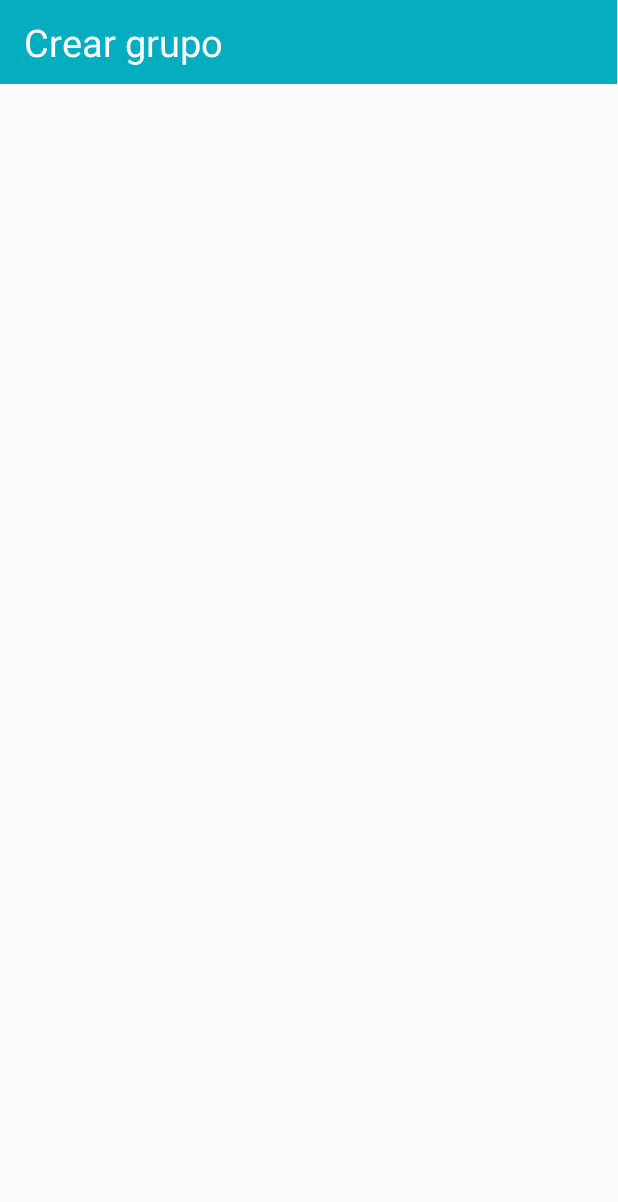
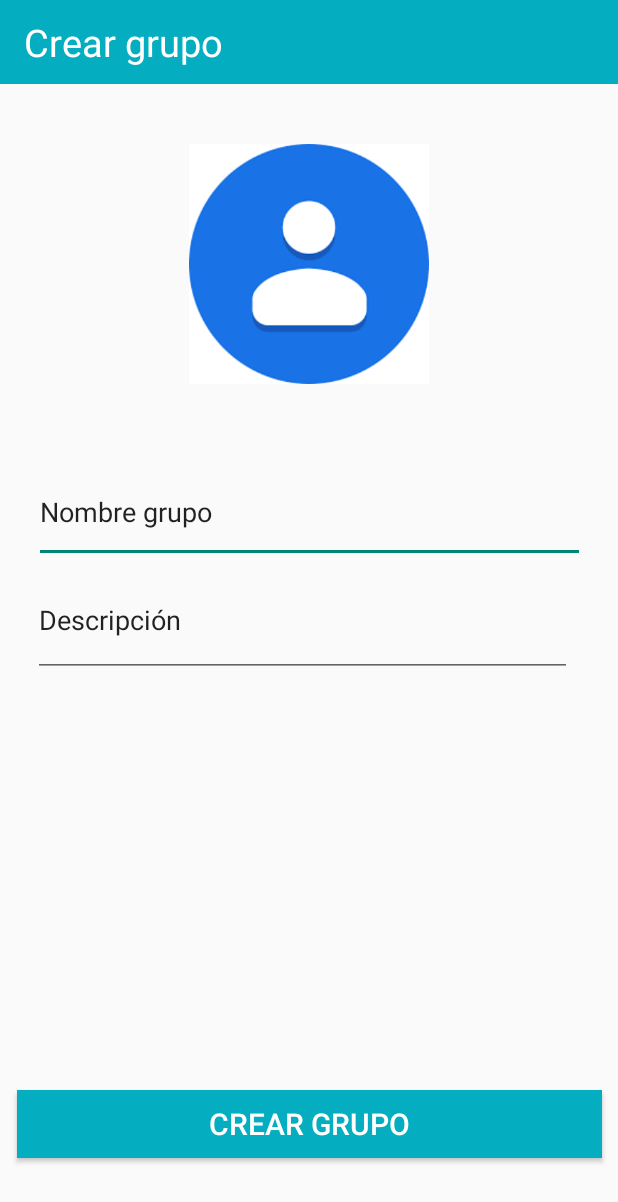
Before and after one commit to danielhuici/instantM, an Android app: the Chats screen opened directly, with no data from a screen before it, in the options menu, after a tap on "Crear grupo", on a phone screen of 412 x 824 dp. Shown: the top 1202 px of the screen. Run offline under Robolectric (Android 15) with nearby library versions, the phone set to English and light mode, and no system bars; our stand-ins replace Volley.

Commit message:
link create groups to mysql

```diff
--- a/app/src/main/AndroidManifest.xml
+++ b/app/src/main/AndroidManifest.xml
@@ -14,7 +14,6 @@
         android:icon="@drawable/ic_launcher"
         android:label="@string/app_name"
         android:theme="@style/AppTheme">
-        <activity android:name=".CreateGroupActivity"></activity>
         <activity android:name=".activity.EditGroupActivity" />
         <activity
             android:name=".activity.LoginActivity"
--- a/app/src/main/java/info/androidhive/loginandregistration/activity/Chats.java
+++ b/app/src/main/java/info/androidhive/loginandregistration/activity/Chats.java
@@ -54,7 +54,7 @@ public class Chats extends AppCompatActivity implements ActionBar.TabListener, V
         mViewPager.setAdapter(mSectionsPagerAdapter);
 
         TabLayout tabLayout = (TabLayout) findViewById(R.id.tabs);
-//        tabLayout.setupWithViewPager(mViewPager);
+        tabLayout.setupWithViewPager(mViewPager);
     }
 
     @Override
--- a/app/src/main/java/info/androidhive/loginandregistration/activity/EditGroupActivity.java
+++ b/app/src/main/java/info/androidhive/loginandregistration/activity/EditGroupActivity.java
@@ -40,12 +40,12 @@ public class EditGroupActivity extends Activity {
     @Override
     protected void onCreate(Bundle savedInstanceState) {
         super.onCreate(savedInstanceState);
-        setContentView(R.layout.activity_create_group);
+        setContentView(R.layout.activity_edit_group);
 
 
-     //   inputGroupName = (EditText) findViewById(R.id.group_name);
-//        buttonConfirm =  (Button) findViewById(R.id.button_edit_group);
-/*
+       inputGroupName = (EditText) findViewById(R.id.group_name);
+       buttonConfirm =  (Button) findViewById(R.id.button_edit_group);
+
         // Botón editar grupo
         buttonConfirm.setOnClickListener(new View.OnClickListener() {
 
@@ -66,16 +66,17 @@ public class EditGroupActivity extends Activity {
         });
 
         db = new SQLiteHandler(getApplicationContext());
-
-        */
     }
 
     private void storeGroup(final String name) {
         // Tag used to cancel the request
         String tag_string_req = "req_register";
 
+        pDialog = new ProgressDialog(this);
         pDialog.setMessage("Creando grupo...");
         showDialog();
+
+        final String username =  db.getCurrentUsername();
 
         StringRequest strReq = new StringRequest(Request.Method.POST,
                 AppConfig.URL_CREATE_GROUP, new Response.Listener<String>() {
@@ -88,12 +89,6 @@ public class EditGroupActivity extends Activity {
                     boolean error = jObj.getBoolean("error");
                     if (!error) {
                         // Insertar en SQLite
-
-                        JSONObject user = jObj.getJSONObject("user");
-                        String name = user.getString("name");
-
-
-                        db.addGroup(name);
 
                         Toast.makeText(getApplicationContext(), "¡Grupo creado exitosamente!", Toast.LENGTH_LONG).show();
 
@@ -128,6 +123,7 @@ public class EditGroupActivity extends Activity {
                 // Parámetros para la consulta POST <columna_db, variables>
                 Map<String, String> params = new HashMap<String, String>();
                 params.put("name", name);
+                params.put("username", username);
 
                 return params;
             }
--- a/app/src/main/java/info/androidhive/loginandregistration/activity/RegisterActivity.java
+++ b/app/src/main/java/info/androidhive/loginandregistration/activity/RegisterActivity.java
@@ -46,11 +46,6 @@ public class RegisterActivity extends AppCompatActivity{
     private ProgressDialog pDialog;
     private SessionManager session;
     private SQLiteHandler db;
-
-    private Calendar calendar;
-    private DatePickerDialog datePickerDialog;
-
-    private Date birthday;
 
     @Override
     public void onCreate(Bundle savedInstanceState) {
--- a/app/src/main/java/info/androidhive/loginandregistration/activity/TabAFragment.java
+++ b/app/src/main/java/info/androidhive/loginandregistration/activity/TabAFragment.java
@@ -22,6 +22,8 @@ public class TabAFragment extends Fragment {
         // Required empty public constructor
     }
 
+
+
     @Override
     public void onCreate(Bundle savedInstanceState) {
         super.onCreate(savedInstanceState);
@@ -45,7 +47,7 @@ public class TabAFragment extends Fragment {
         vGrupos.add(new Grupo("Alicia","Ult Con: 14:00"));
         vGrupos.add(new Grupo("Roberto","Ult Con: 14:00"));
         vGrupos.add(new Grupo("Marisa","Ult Con: 14:00"));
-        vGrupos.add(new Grupo("Concha","Ult Con: 14:00"));
+        vGrupos.add(new Grupo("Concho","Ult Con: 14:00"));
         vGrupos.add(new Grupo("",""));
 
 
--- a/app/src/main/java/info/androidhive/loginandregistration/app/AppConfig.java
+++ b/app/src/main/java/info/androidhive/loginandregistration/app/AppConfig.java
@@ -8,5 +8,5 @@ public class AppConfig {
 	public static String URL_REGISTER = "http://centralteruel.ddns.net/instantm/registrar.php";
 
 	// Server create group url
-	public static String URL_CREATE_GROUP = "http://centralteruel.ddns.net/instantm/create_group.php";
+	public static String URL_CREATE_GROUP = "http://centralteruel.ddns.net/instantm/crear_grupo.php";
 }
--- a/app/src/main/res/layout/activity_edit_group.xml
+++ b/app/src/main/res/layout/activity_edit_group.xml
@@ -14,6 +14,7 @@
         android:layout_height="160dp"
         android:layout_gravity="center_horizontal"
         android:layout_marginTop="40dp"
+        android:src="@drawable/descargar"
         app:layout_constraintEnd_toEndOf="parent"
         app:layout_constraintStart_toStartOf="parent"
         app:layout_constraintTop_toBottomOf="@+id/toolbar" />
--- a/app/src/main/res/layout/activity_login.xml
+++ b/app/src/main/res/layout/activity_login.xml
@@ -84,5 +84,4 @@
         android:textColor="@color/white"
         android:textSize="25dp" />
 
-
 </LinearLayout>
--- a/app/src/main/res/values-v11/styles.xml
+++ b/app/src/main/res/values-v11/styles.xml
@@ -4,7 +4,7 @@
         Base application theme for API 11+. This theme completely replaces
         AppBaseTheme from res/values/styles.xml on API 11+ devices.
     -->
-    <style name="AppBaseTheme" parent="Theme.AppCompat.Light">
+    <style name="AppBaseTheme" parent="Theme.AppCompat.NoActionBar">
         <!-- API 11 theme customizations can go here. -->
     </style>
 
--- a/app/src/main/res/values-v14/styles.xml
+++ b/app/src/main/res/values-v14/styles.xml
@@ -5,7 +5,7 @@
         AppBaseTheme from BOTH res/values/styles.xml and
         res/values-v11/styles.xml on API 14+ devices.
     -->
-    <style name="AppBaseTheme" parent="Theme.AppCompat.Light.DarkActionBar">
+    <style name="AppBaseTheme" parent="Theme.AppCompat.Light.NoActionBar">
         <!-- API 14 theme customizations can go here. -->
     </style>
 
--- a/app/src/main/res/values/styles.xml
+++ b/app/src/main/res/values/styles.xml
@@ -4,7 +4,7 @@
         Base application theme, dependent on API level. This theme is replaced
         by AppBaseTheme from res/values-vXX/styles.xml on newer devices.
     -->
-    <style name="AppBaseTheme" parent="Theme.AppCompat.Light">
+    <style name="AppBaseTheme" parent="Theme.AppCompat.NoActionBar">
         <!--
             Theme customizations available in newer API levels can go in
             res/values-vXX/styles.xml, while customizations related to
```
Also changed, not shown: app/src/main/java/info/androidhive/loginandregistration/helper/SQLiteHandler.java (+21 -0 lines).
